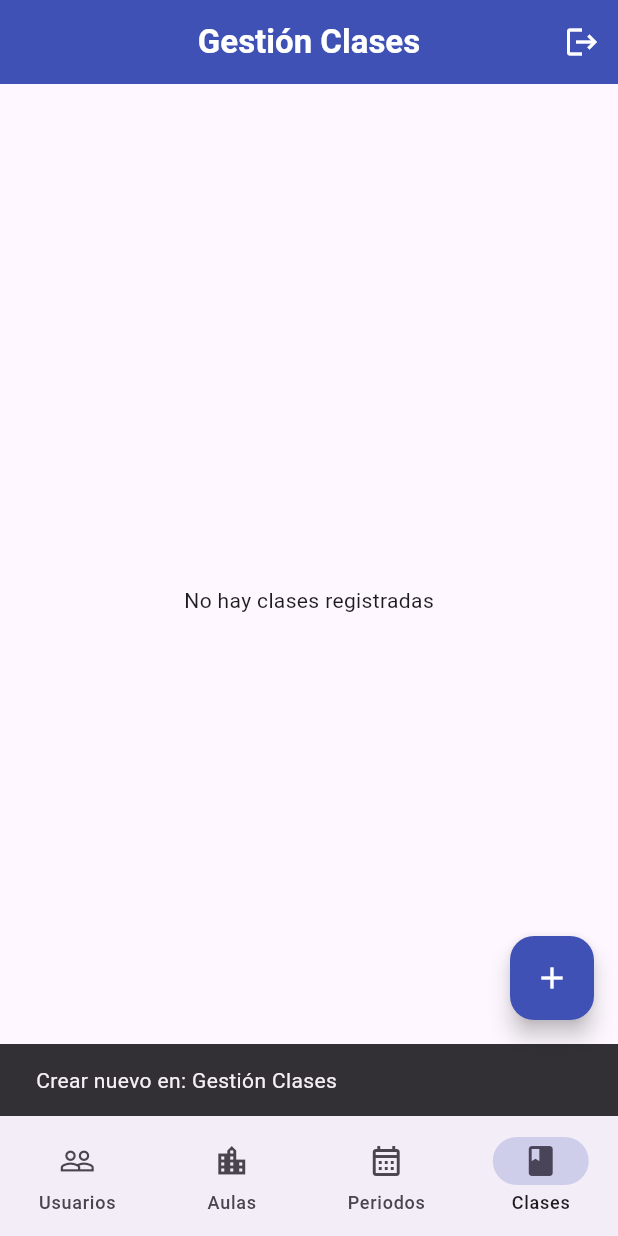
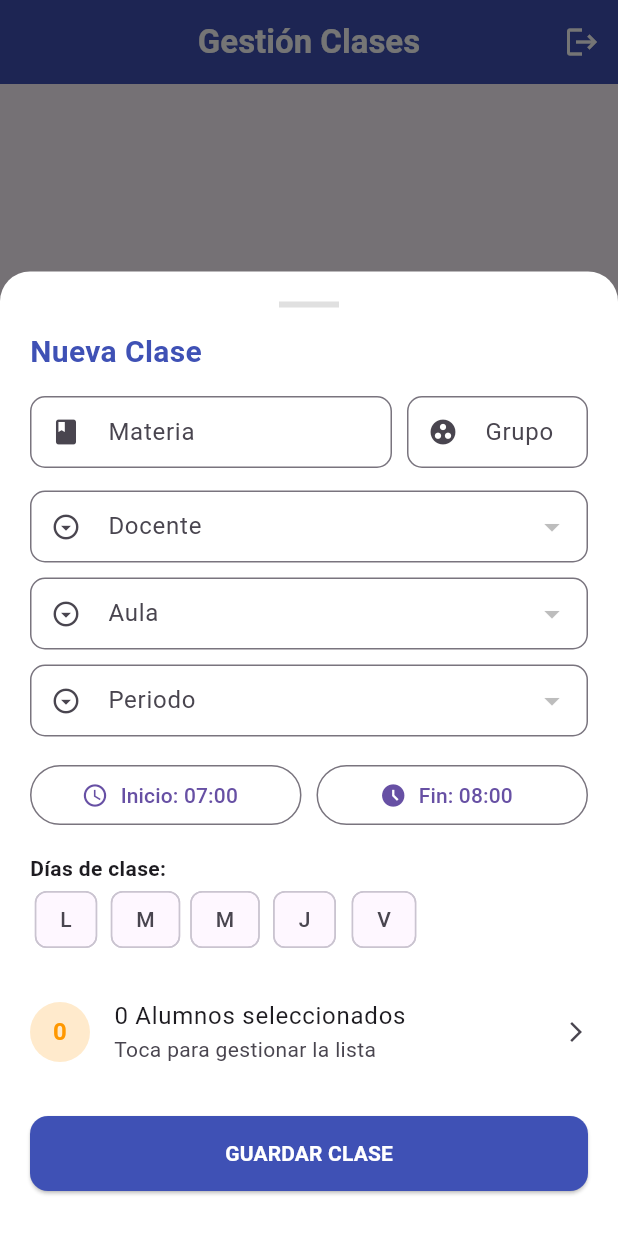
Before and after one commit to FranMirandaJ/dam_proyecto_final, a Flutter app: the AdminHomeScreen screen opened directly, item 4 of the bottom bar chosen, after a tap on the "add" icon, on a phone screen of 412 x 824 dp. Run offline on Flutter 3.47's test engine with Material 3 defaults, Android fonts, the phone set to English and light mode, and no system bars; our stand-ins replace cloud_firestore, firebase_auth, firebase_core, firebase_messaging, flutter_map, geolocator and 2 more; missing offline and left inert: mobile_scanner; accounts and stored records are empty.

Commit message:
guardado para el crud de clases

```diff
--- a/lib/screens/administrator/home_admin.dart
+++ b/lib/screens/administrator/home_admin.dart
@@ -11,6 +11,7 @@ import 'admin_clases.dart';
 import 'widgets/create_teacher_modal.dart';
 import 'widgets/manage_aula_modal.dart';
 import 'widgets/manage_periodo_modal.dart';
+import 'widgets/manage_clase_modal.dart';
 
 class AdminHomeScreen extends StatefulWidget {
   const AdminHomeScreen({Key? key}) : super(key: key);
@@ -136,12 +137,13 @@ class _AdminHomeScreenState extends State<AdminHomeScreen> {
               backgroundColor: Colors.transparent,
               builder: (context) => const ManagePeriodoModal(), // Crear nuevo
             );
-          } else {
-            // Otras pestañas...
-            ScaffoldMessenger.of(context).showSnackBar(
-              SnackBar(
-                content: Text("Crear nuevo en: ${_titles[_currentIndex]}"),
-              ),
+          } else if (_currentIndex == 3) {
+            // CLASES
+            showModalBottomSheet(
+              context: context,
+              isScrollControlled: true,
+              backgroundColor: Colors.transparent,
+              builder: (context) => const ManageClaseModal(), // Crear nueva
             );
           }
         },
--- /dev/null
+++ b/lib/screens/administrator/widgets/manage_clase_modal.dart
@@ -0,0 +1,558 @@
+import 'package:flutter/material.dart';
+import 'package:cloud_firestore/cloud_firestore.dart';
+
+class ManageClaseModal extends StatefulWidget {
+  final String? claseId;
+  final Map<String, dynamic>? data;
+
+  const ManageClaseModal({Key? key, this.claseId, this.data}) : super(key: key);
+
+  @override
+  State<ManageClaseModal> createState() => _ManageClaseModalState();
+}
+
+class _ManageClaseModalState extends State<ManageClaseModal> {
+  final _formKey = GlobalKey<FormState>();
+  bool _isLoading = false;
+
+  // Controladores de Texto
+  final TextEditingController _nombreController = TextEditingController();
+  final TextEditingController _grupoController = TextEditingController();
+
+  // Variables para selección (Referencias)
+  String? _selectedProfesorId;
+  String? _selectedAulaId;
+  String? _selectedPeriodoId;
+
+  // Horarios
+  TimeOfDay _horaInicio = const TimeOfDay(hour: 7, minute: 0);
+  TimeOfDay _horaFin = const TimeOfDay(hour: 8, minute: 0);
+
+  // Días (1 = Lunes, ..., 5 = Viernes)
+  List<int> _diasSeleccionados = [];
+
+  // Alumnos
+  List<String> _alumnosSeleccionadosIds =
+      []; // Guardamos los IDs de los alumnos
+
+  @override
+  void initState() {
+    super.initState();
+    if (widget.data != null) {
+      _cargarDatosExistentes();
+    }
+  }
+
+  void _cargarDatosExistentes() {
+    final d = widget.data!;
+    _nombreController.text = d['nombre'] ?? '';
+    _grupoController.text = d['grupo'] ?? '';
+
+    // Parsear Horas "HH:mm"
+    if (d['hora'] != null) _horaInicio = _parseTime(d['hora']);
+    if (d['horaFin'] != null) _horaFin = _parseTime(d['horaFin']);
+
+    // Parsear Referencias (si existen)
+    if (d['profesor'] is DocumentReference)
+      _selectedProfesorId = (d['profesor'] as DocumentReference).id;
+    if (d['aula'] is DocumentReference)
+      _selectedAulaId = (d['aula'] as DocumentReference).id;
+    if (d['periodo'] is DocumentReference)
+      _selectedPeriodoId = (d['periodo'] as DocumentReference).id;
+
+    // Días
+    if (d['diasClase'] != null) {
+      _diasSeleccionados = List<int>.from(d['diasClase']);
+    }
+
+    // Alumnos (Array de Referencias -> Lista de IDs)
+    if (d['alumnos'] != null) {
+      _alumnosSeleccionadosIds = (d['alumnos'] as List)
+          .map((ref) => (ref as DocumentReference).id)
+          .toList();
+    }
+  }
+
+  TimeOfDay _parseTime(String time) {
+    final parts = time.split(":");
+    return TimeOfDay(hour: int.parse(parts[0]), minute: int.parse(parts[1]));
+  }
+
+  String _formatTime(TimeOfDay time) {
+    final h = time.hour.toString().padLeft(2, '0');
+    final m = time.minute.toString().padLeft(2, '0');
+    return "$h:$m";
+  }
+
+  Future<void> _selectTime(bool isInicio) async {
+    final picked = await showTimePicker(
+      context: context,
+      initialTime: isInicio ? _horaInicio : _horaFin,
+    );
+    if (picked != null) {
+      setState(() {
+        if (isInicio)
+          _horaInicio = picked;
+        else
+          _horaFin = picked;
+      });
+    }
+  }
+
+  // --- SUBMODAL PARA SELECCIONAR ALUMNOS ---
+  void _mostrarSelectorAlumnos() {
+    showModalBottomSheet(
+      context: context,
+      isScrollControlled: true,
+      builder: (ctx) => _AlumnosSelector(
+        seleccionadosIniciales: _alumnosSeleccionadosIds,
+        onConfirm: (nuevosSeleccionados) {
+          setState(() {
+            _alumnosSeleccionadosIds = nuevosSeleccionados;
+          });
+        },
+      ),
+    );
+  }
+
+  Future<void> _guardar() async {
+    if (!_formKey.currentState!.validate()) return;
+    if (_selectedProfesorId == null ||
+        _selectedAulaId == null ||
+        _selectedPeriodoId == null) {
+      ScaffoldMessenger.of(context).showSnackBar(
+        const SnackBar(
+          content: Text("Debes seleccionar Profesor, Aula y Periodo"),
+        ),
+      );
+      return;
+    }
+    if (_diasSeleccionados.isEmpty) {
+      ScaffoldMessenger.of(context).showSnackBar(
+        const SnackBar(content: Text("Selecciona al menos un día de clase")),
+      );
+      return;
+    }
+
+    setState(() => _isLoading = true);
+
+    try {
+      final db = FirebaseFirestore.instance;
+
+      // Armamos el objeto
+      final data = {
+        'nombre': _nombreController.text.trim(),
+        'grupo': _grupoController.text.trim(),
+        'hora': _formatTime(_horaInicio),
+        'horaFin': _formatTime(_horaFin),
+        'profesor': db.collection('usuario').doc(_selectedProfesorId),
+        'aula': db.collection('aulas').doc(_selectedAulaId),
+        'periodo': db.collection('periodos').doc(_selectedPeriodoId),
+        'diasClase': _diasSeleccionados,
+        'alumnos': _alumnosSeleccionadosIds
+            .map((id) => db.collection('usuario').doc(id))
+            .toList(),
+        // Si es nueva, inicializamos contador, si no, no lo tocamos (o lo mandamos igual si quieres resetear)
+        if (widget.claseId == null) 'totalClasesDictadas': 0,
+      };
+
+      if (widget.claseId == null) {
+        await db.collection('clase').add(data);
+      } else {
+        await db.collection('clase').doc(widget.claseId).update(data);
+      }
+
+      if (mounted) {
+        Navigator.pop(context);
+        ScaffoldMessenger.of(context).showSnackBar(
+          const SnackBar(
+            content: Text("Clase guardada correctamente"),
+            backgroundColor: Colors.green,
+          ),
+        );
+      }
+    } catch (e) {
+      ScaffoldMessenger.of(context).showSnackBar(
+        SnackBar(content: Text("Error: $e"), backgroundColor: Colors.red),
+      );
+    } finally {
+      if (mounted) setState(() => _isLoading = false);
+    }
+  }
+
+  @override
+  Widget build(BuildContext context) {
+    final bottomInset = MediaQuery.of(context).viewInsets.bottom;
+
+    return Padding(
+      padding: EdgeInsets.only(bottom: bottomInset),
+      child: SingleChildScrollView(
+        child: Container(
+          padding: const EdgeInsets.all(20),
+          decoration: const BoxDecoration(
+            color: Colors.white,
+            borderRadius: BorderRadius.only(
+              topLeft: Radius.circular(20),
+              topRight: Radius.circular(20),
+            ),
+          ),
+          child: Form(
+            key: _formKey,
+            child: Column(
+              crossAxisAlignment: CrossAxisAlignment.start,
+              mainAxisSize: MainAxisSize.min,
+              children: [
+                Center(
+                  child: Container(
+                    width: 40,
+                    height: 4,
+                    color: Colors.grey[300],
+                  ),
+                ),
+                const SizedBox(height: 15),
+                Text(
+                  widget.claseId == null ? "Nueva Clase" : "Editar Clase",
+                  style: const TextStyle(
+                    fontSize: 20,
+                    fontWeight: FontWeight.bold,
+                    color: Color(0xFF3F51B5),
+                  ),
+                ),
+
+                const SizedBox(height: 15),
+
+                // 1. NOMBRE Y GRUPO
+                Row(
+                  children: [
+                    Expanded(
+                      flex: 2,
+                      child: TextFormField(
+                        controller: _nombreController,
+                        decoration: _inputDeco("Materia", Icons.book),
+                        validator: (v) => v!.isEmpty ? "Falta nombre" : null,
+                      ),
+                    ),
+                    const SizedBox(width: 10),
+                    Expanded(
+                      flex: 1,
+                      child: TextFormField(
+                        controller: _grupoController,
+                        decoration: _inputDeco("Grupo", Icons.group_work),
+                        validator: (v) => v!.isEmpty ? "Falta" : null,
+                      ),
+                    ),
+                  ],
+                ),
+
+                const SizedBox(height: 15),
+
+                // 2. SELECTORES (DOCENTE, AULA, PERIODO)
+                _buildDropdownStream(
+                  "Docente",
+                  'usuario',
+                  _selectedProfesorId,
+                  (val) => setState(() => _selectedProfesorId = val),
+                  filtroRol: 'docente',
+                ),
+                const SizedBox(height: 10),
+                _buildDropdownStream(
+                  "Aula",
+                  'aulas',
+                  _selectedAulaId,
+                  (val) => setState(() => _selectedAulaId = val),
+                  campoNombre: 'aula',
+                ),
+                const SizedBox(height: 10),
+                _buildDropdownStream(
+                  "Periodo",
+                  'periodos',
+                  _selectedPeriodoId,
+                  (val) => setState(() => _selectedPeriodoId = val),
+                  campoNombre: 'periodo',
+                ),
+
+                const SizedBox(height: 15),
+
+                // 3. HORARIOS
+                Row(
+                  children: [
+                    Expanded(
+                      child: OutlinedButton.icon(
+                        onPressed: () => _selectTime(true),
+                        icon: const Icon(Icons.access_time),
+                        label: Text("Inicio: ${_formatTime(_horaInicio)}"),
+                      ),
+                    ),
+                    const SizedBox(width: 10),
+                    Expanded(
+                      child: OutlinedButton.icon(
+                        onPressed: () => _selectTime(false),
+                        icon: const Icon(Icons.access_time_filled),
+                        label: Text("Fin: ${_formatTime(_horaFin)}"),
+                      ),
+                    ),
+                  ],
+                ),
+
+                const SizedBox(height: 15),
+
+                // 4. DÍAS DE LA SEMANA
+                const Text(
+                  "Días de clase:",
+                  style: TextStyle(fontWeight: FontWeight.bold),
+                ),
+                Wrap(
+                  spacing: 5,
+                  children: List.generate(5, (index) {
+                    int dia = index + 1; // 1=Lunes
+                    bool isSelected = _diasSeleccionados.contains(dia);
+                    final diasNombres = ["L", "M", "M", "J", "V"];
+                    return FilterChip(
+                      label: Text(diasNombres[index]),
+                      selected: isSelected,
+                      selectedColor: const Color(0xFF3F51B5).withOpacity(0.3),
+                      onSelected: (selected) {
+                        setState(() {
+                          if (selected)
+                            _diasSeleccionados.add(dia);
+                          else
+                            _diasSeleccionados.remove(dia);
+                          _diasSeleccionados.sort();
+                        });
+                      },
+                    );
+                  }),
+                ),
+
+                const SizedBox(height: 15),
+
+                // 5. ALUMNOS
+                ListTile(
+                  contentPadding: EdgeInsets.zero,
+                  title: Text(
+                    "${_alumnosSeleccionadosIds.length} Alumnos seleccionados",
+                  ),
+                  subtitle: const Text("Toca para gestionar la lista"),
+                  leading: CircleAvatar(
+                    backgroundColor: Colors.orange.withOpacity(0.2),
+                    child: Text(
+                      "${_alumnosSeleccionadosIds.length}",
+                      style: const TextStyle(
+                        fontWeight: FontWeight.bold,
+                        color: Colors.orange,
+                      ),
+                    ),
+                  ),
+                  trailing: const Icon(Icons.arrow_forward_ios, size: 16),
+                  onTap: _mostrarSelectorAlumnos,
+                ),
+
+                const SizedBox(height: 20),
+
+                // BOTÓN GUARDAR
+                SizedBox(
+                  width: double.infinity,
+                  height: 50,
+                  child: ElevatedButton(
+                    onPressed: _isLoading ? null : _guardar,
+                    style: ElevatedButton.styleFrom(
+                      backgroundColor: const Color(0xFF3F51B5),
+                      shape: RoundedRectangleBorder(
+                        borderRadius: BorderRadius.circular(12),
+                      ),
+                    ),
+                    child: _isLoading
+                        ? const CircularProgressIndicator(color: Colors.white)
+                        : const Text(
+                            "GUARDAR CLASE",
+                            style: TextStyle(
+                              color: Colors.white,
+                              fontWeight: FontWeight.bold,
+                            ),
+                          ),
+                  ),
+                ),
+                const SizedBox(height: 10),
+              ],
+            ),
+          ),
+        ),
+      ),
+    );
+  }
+
+  // Helper para Inputs
+  InputDecoration _inputDeco(String label, IconData icon) {
+    return InputDecoration(
+      labelText: label,
+      prefixIcon: Icon(icon, size: 20),
+      border: OutlineInputBorder(borderRadius: BorderRadius.circular(10)),
+      contentPadding: const EdgeInsets.symmetric(horizontal: 10, vertical: 5),
+    );
+  }
+
+  // Helper para Dropdowns conectados a Firebase
+  Widget _buildDropdownStream(
+    String label,
+    String collection,
+    String? currentValue,
+    Function(String?) onChanged, {
+    String? filtroRol,
+    String campoNombre = 'nombre',
+  }) {
+    Query query = FirebaseFirestore.instance.collection(collection);
+    if (filtroRol != null) query = query.where('rol', isEqualTo: filtroRol);
+
+    return StreamBuilder<QuerySnapshot>(
+      stream: query.snapshots(),
+      builder: (context, snapshot) {
+        if (!snapshot.hasData)
+          return const LinearProgressIndicator(minHeight: 2);
+
+        // Items del dropdown
+        List<DropdownMenuItem<String>> items = snapshot.data!.docs.map((doc) {
+          final data = doc.data() as Map<String, dynamic>;
+          String texto = data[campoNombre] ?? '---';
+          // Para usuarios, añadimos el email para distinguir si hay nombres iguales
+          if (collection == 'usuario') texto += " (${data['email'] ?? ''})";
+
+          return DropdownMenuItem<String>(
+            value: doc.id,
+            child: Text(texto, overflow: TextOverflow.ellipsis),
+          );
+        }).toList();
+
+        return DropdownButtonFormField<String>(
+          value: currentValue,
+          items: items,
+          onChanged: onChanged,
+          decoration: _inputDeco(label, Icons.arrow_drop_down_circle_outlined),
+          isExpanded: true,
+        );
+      },
+    );
+  }
+}
+
+// ----------------------------------------------------------------------
+// WIDGET INTERNO: SELECTOR DE ALUMNOS (CON BÚSQUEDA)
+// ----------------------------------------------------------------------
+class _AlumnosSelector extends StatefulWidget {
+  final List<String> seleccionadosIniciales;
+  final Function(List<String>) onConfirm;
+
+  const _AlumnosSelector({
+    Key? key,
+    required this.seleccionadosIniciales,
+    required this.onConfirm,
+  }) : super(key: key);
+
+  @override
+  State<_AlumnosSelector> createState() => _AlumnosSelectorState();
+}
+
+class _AlumnosSelectorState extends State<_AlumnosSelector> {
+  List<String> _tempSeleccionados = [];
+  String _busqueda = "";
+
+  @override
+  void initState() {
+    super.initState();
+    _tempSeleccionados = List.from(widget.seleccionadosIniciales);
+  }
+
+  @override
+  Widget build(BuildContext context) {
+    return Container(
+      height: MediaQuery.of(context).size.height * 0.85,
+      padding: const EdgeInsets.all(20),
+      decoration: const BoxDecoration(
+        color: Colors.white,
+        borderRadius: BorderRadius.only(
+          topLeft: Radius.circular(20),
+          topRight: Radius.circular(20),
+        ),
+      ),
+      child: Column(
+        children: [
+          const Text(
+            "Seleccionar Alumnos",
+            style: TextStyle(fontSize: 18, fontWeight: FontWeight.bold),
+          ),
+          const SizedBox(height: 10),
+          TextField(
+            decoration: const InputDecoration(
+              hintText: "Buscar por nombre...",
+              prefixIcon: Icon(Icons.search),
+              border: OutlineInputBorder(),
+            ),
+            onChanged: (val) => setState(() => _busqueda = val.toLowerCase()),
+          ),
+          const SizedBox(height: 10),
+          Expanded(
+            child: StreamBuilder<QuerySnapshot>(
+              stream: FirebaseFirestore.instance
+                  .collection('usuario')
+                  .where('rol', isEqualTo: 'alumno')
+                  .snapshots(),
+              builder: (context, snapshot) {
+                if (!snapshot.hasData)
+                  return const Center(child: CircularProgressIndicator());
+
+                // Filtrado local por búsqueda (Firestore no tiene 'contains' nativo eficiente para texto simple)
+                final docs = snapshot.data!.docs.where((doc) {
+                  final data = doc.data() as Map<String, dynamic>;
+                  final nombre = (data['nombre'] ?? '')
+                      .toString()
+                      .toLowerCase();
+                  return nombre.contains(_busqueda);
+                }).toList();
+
+                return ListView.builder(
+                  itemCount: docs.length,
+                  itemBuilder: (context, index) {
+                    final doc = docs[index];
+                    final data = doc.data() as Map<String, dynamic>;
+                    final isSelected = _tempSeleccionados.contains(doc.id);
+
+                    return CheckboxListTile(
+                      title: Text(data['nombre'] ?? 'Sin nombre'),
+                      subtitle: Text(data['email'] ?? ''),
+                      value: isSelected,
+                      activeColor: const Color(0xFF3F51B5),
+                      onChanged: (val) {
+                        setState(() {
+                          if (val == true) {
+                            _tempSeleccionados.add(doc.id);
+                          } else {
+                            _tempSeleccionados.remove(doc.id);
+                          }
+                        });
+                      },
+                    );
+                  },
+                );
+              },
+            ),
+          ),
+          SizedBox(
+            width: double.infinity,
+            child: ElevatedButton(
+              onPressed: () {
+                widget.onConfirm(_tempSeleccionados);
+                Navigator.pop(context);
+              },
+              style: ElevatedButton.styleFrom(
+                backgroundColor: const Color(0xFF3F51B5),
+              ),
+              child: Text(
+                "CONFIRMAR (${_tempSeleccionados.length})",
+                style: const TextStyle(color: Colors.white),
+              ),
+            ),
+          ),
+        ],
+      ),
+    );
+  }
+}
```
Also changed, not shown: lib/screens/administrator/admin_clases.dart (+85 -43 lines).
